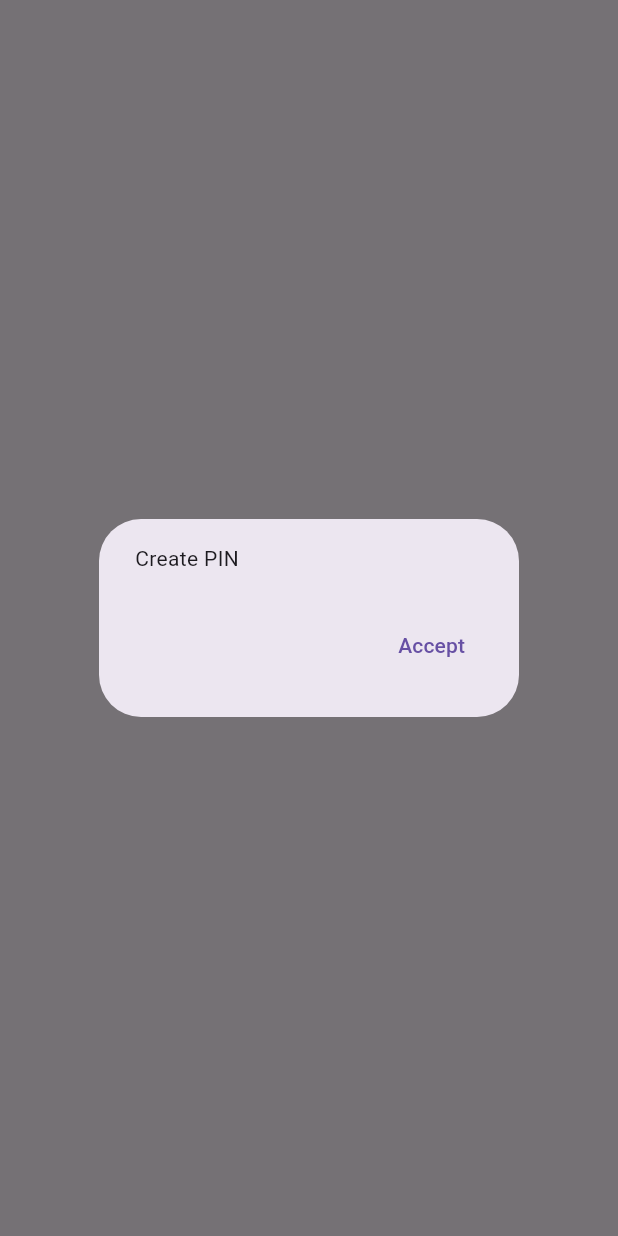
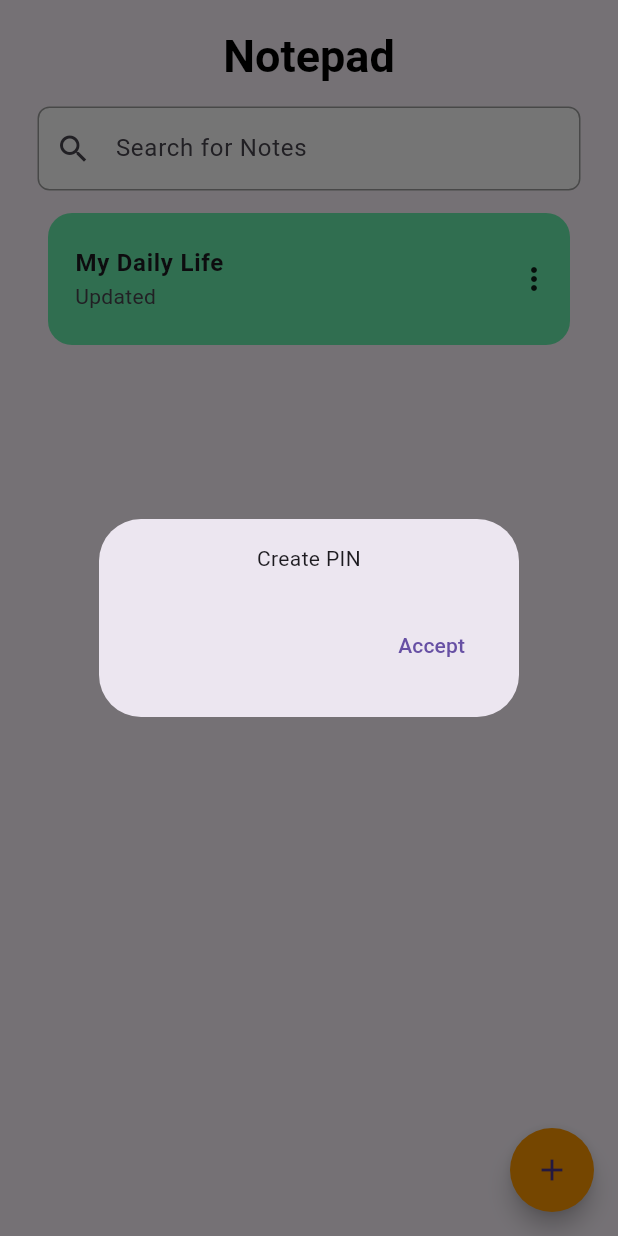
Before and after one commit to HannClement/notepad, a Flutter app: the screen it shows after launch, on a phone screen of 412 x 824 dp. Run offline on Flutter 3.47's test engine with Material 3 defaults, Android fonts, the phone set to English and light mode, and no system bars.

Commit message:
Notepad (Not Finished)

```diff
--- a/lib/main.dart
+++ b/lib/main.dart
@@ -1,26 +1,24 @@
 import 'package:flutter/material.dart';
 
-void main() async {
-  await Hive.initFlutter();
-
-  var box = await Hive.openBox('mybox');
-
+void main() {
   runApp(const MainApp());
 }
 
 class MainApp extends StatelessWidget {
-  const MainApp({super.key});
+  const MainApp({Key? key}) : super(key: key);
 
   @override
   Widget build(BuildContext context) {
-    return const MaterialApp(
-      home: HomePage(),
+    return MaterialApp(
+      title: 'Hive Notepad',
+      debugShowCheckedModeBanner: false,
+      home: const HomePage(),
     );
   }
 }
 
 class HomePage extends StatefulWidget {
-  const HomePage({super.key});
+  const HomePage({Key? key}) : super(key: key);
 
   @override
   _HomePageState createState() => _HomePageState();
@@ -34,7 +32,7 @@ class _HomePageState extends State<HomePage> {
       showDialog(
         context: context,
         builder: (context) => AlertDialog(
-          content: const Text("Create PIN"),
+          content: const Text("Create PIN", textAlign: TextAlign.center),
           actions: [
             TextButton(
               onPressed: () => Navigator.pop(context),
@@ -46,12 +44,140 @@ class _HomePageState extends State<HomePage> {
     });
   }
 
+  void optionsFloat(BuildContext context) {
+    showModalBottomSheet(
+      context: context,
+      isScrollControlled: true,
+      builder: (BuildContext context) {
+        return Padding(
+          padding: EdgeInsets.only(
+            bottom: MediaQuery.of(context).viewInsets.bottom,
+          ),
+          child: ListView(
+            shrinkWrap: true,
+            padding: EdgeInsets.zero,
+            children: [
+              ListTile(
+                leading: const Icon(Icons.add),
+                title: const Text('Add'),
+                onTap: () {
+                  Navigator.pop(context);
+                  // Handle action
+                },
+              ),
+              ListTile(
+                leading: const Icon(Icons.settings),
+                title: const Text('Settings'),
+                onTap: () {
+                  Navigator.pop(context);
+                  // Handle action
+                },
+              ),
+            ],
+          ),
+        );
+      },
+    );
+  }
+
   @override
   Widget build(BuildContext context) {
-    return const Scaffold(
-      body: Center(
-        child: Text('Hello World!'),
+    return Scaffold(
+      appBar: AppBar(
+        surfaceTintColor: Colors.white,
+        centerTitle: true,
+        title: Padding(
+          padding: const EdgeInsets.only(top: 20.0),
+          child: Text(
+            'Notepad',
+            style: const TextStyle(
+              fontWeight: FontWeight.bold,
+              fontSize: 30.0,
+              color: Colors.black,
+            ),
+          ),
+        ),
       ),
+      body: SingleChildScrollView(
+        child: Column(
+          children: [
+            Padding(
+              padding: const EdgeInsets.symmetric(horizontal: 25.0, vertical: 15.0),
+              child: TextField(
+                decoration: InputDecoration(
+                  fillColor: Colors.white,
+                  filled: true,
+                  enabledBorder: OutlineInputBorder(
+                    borderSide: const BorderSide(color: Colors.grey),
+                    borderRadius: BorderRadius.circular(8.0),
+                  ),
+                  hintText: "Search for Notes",
+                  prefixIcon: const Icon(Icons.search),
+                ),
+              ),
+            ),
+            Container(
+              margin: const EdgeInsets.symmetric(horizontal: 32.0),
+              padding: const EdgeInsets.symmetric(vertical: 8.0),
+              decoration: BoxDecoration(
+                color: Colors.greenAccent,
+                borderRadius: BorderRadius.circular(16),
+              ),
+              child: Row(
+                children: [
+                  Expanded(
+                    child: ListTile(
+                      contentPadding: const EdgeInsets.symmetric(horizontal: 18.0),
+                      title: const Text(
+                        "My Daily Life",
+                        style: TextStyle(fontWeight: FontWeight.bold),
+                      ),
+                      subtitle: const Text(
+                        "Updated",
+                        style: TextStyle(),
+                      ),
+                    ),
+                  ),
+                  PopupMenuButton<String>(
+                    icon: const Icon(Icons.more_vert),
+                    shape: const RoundedRectangleBorder(
+                      borderRadius: BorderRadius.all(Radius.circular(10.0)),
+                    ),
+                    itemBuilder: (BuildContext context) => <PopupMenuEntry<String>>[
+                      const PopupMenuItem<String>(
+                        value: 'edit',
+                        child: ListTile(
+                          leading: Icon(Icons.edit),
+                          title: Text('Edit'),
+                        ),
+                      ),
+                      const PopupMenuItem<String>(
+                        value: 'delete',
+                        child: ListTile(
+                          leading: Icon(Icons.delete),
+                          title: Text('Delete'),
+                        ),
+                      ),
+                    ],
+                    onSelected: (String value) {
+                      // Handle menu item selection
+                    },
+                  ),
+                ],
+              ),
+            ),
+          ],
+        ),
+      ),
+      floatingActionButton: FloatingActionButton(
+        onPressed: () {
+          optionsFloat(context);
+        },
+        child: const Icon(Icons.add),
+        backgroundColor: Colors.orange,
+        shape: const CircleBorder(),
+      ),
+      floatingActionButtonLocation: FloatingActionButtonLocation.endFloat,
     );
   }
 }
--- a/pubspec.yaml
+++ b/pubspec.yaml
@@ -9,8 +9,8 @@ environment:
 dependencies:
   flutter:
     sdk: flutter
-    hive: ^2.2.3
-    hive: ^1.1.0
+  hive: ^2.2.3
+  hive_flutter: ^1.1.0
 
 dev_dependencies:
   flutter_test:
```
Also changed, not shown: pubspec.lock, 1 other file.
